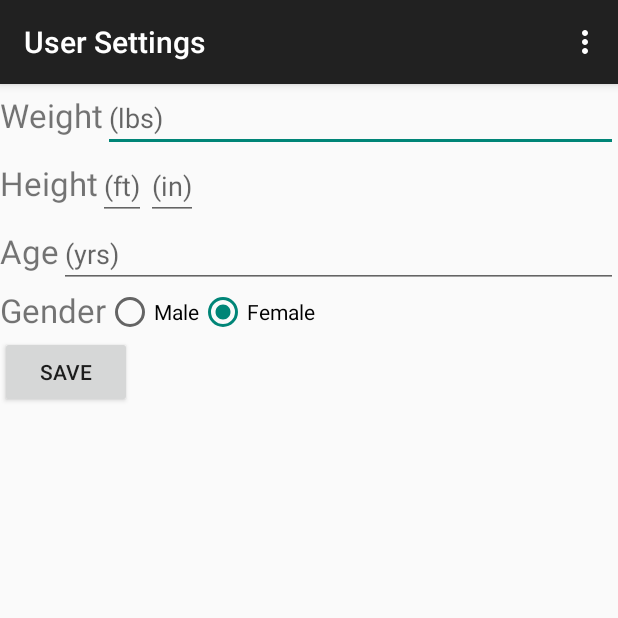
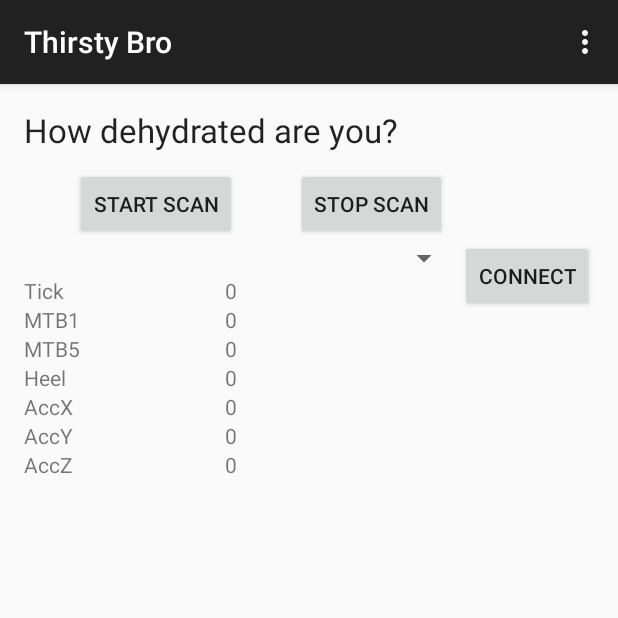
Before and after one commit to ahoiberg/Splash, an Android app: the screen it shows after launch (UserSettings before the commit, MainActivity after it), after a tap on "SAVE", on a phone screen of 412 x 824 dp, the top half of it. Run offline under Robolectric (Android 15) with nearby library versions, the phone set to English and light mode, and no system bars; 1 statement that could not run was skipped.

Commit message:
User Preferences

```diff
--- a/app/src/main/java/com/example/andrewhoiberg/thirsty_bro/MainActivity.java
+++ b/app/src/main/java/com/example/andrewhoiberg/thirsty_bro/MainActivity.java
@@ -101,7 +101,6 @@ public class MainActivity extends ActionBarActivity implements SAAnkletInterface
 
     public void openUserSettings(){
         this.startActivity(new Intent(this,UserSettings.class));
-        Log.d("!", "User");
     }
 
     private String selectedCode;
--- a/app/src/main/java/com/example/andrewhoiberg/thirsty_bro/UserSettings.java
+++ b/app/src/main/java/com/example/andrewhoiberg/thirsty_bro/UserSettings.java
@@ -1,7 +1,9 @@
 package com.example.andrewhoiberg.thirsty_bro;
 
+import android.content.Intent;
 import android.support.v7.app.ActionBarActivity;
 import android.os.Bundle;
+import android.util.Log;
 import android.view.Menu;
 import android.view.MenuItem;
 import android.view.View;
@@ -47,7 +49,7 @@ public class UserSettings extends ActionBarActivity {
     }
 
     public void onSaveSettings(View view) {
-
+        saveSettings();
     }
 
     private int getIntSetting(int id){
@@ -60,6 +62,7 @@ public class UserSettings extends ActionBarActivity {
 
 
     public void saveSettings(){
+        Log.d("TB", "Saved!");
         SharedPreferences settings = getSharedPreferences(UserPreferences.PREFS_NAME, 0);
         SharedPreferences.Editor editor = settings.edit();
 
@@ -74,6 +77,8 @@ public class UserSettings extends ActionBarActivity {
         editor.putBoolean("isMale",isMale);
 
         editor.commit();
+
+        openMainActivity();
 
     }
 
@@ -91,4 +96,10 @@ public class UserSettings extends ActionBarActivity {
 
     }
 
+
+    public void openMainActivity(){
+        this.startActivity(new Intent(this,MainActivity.class));
+    }
+
+
 }
```
